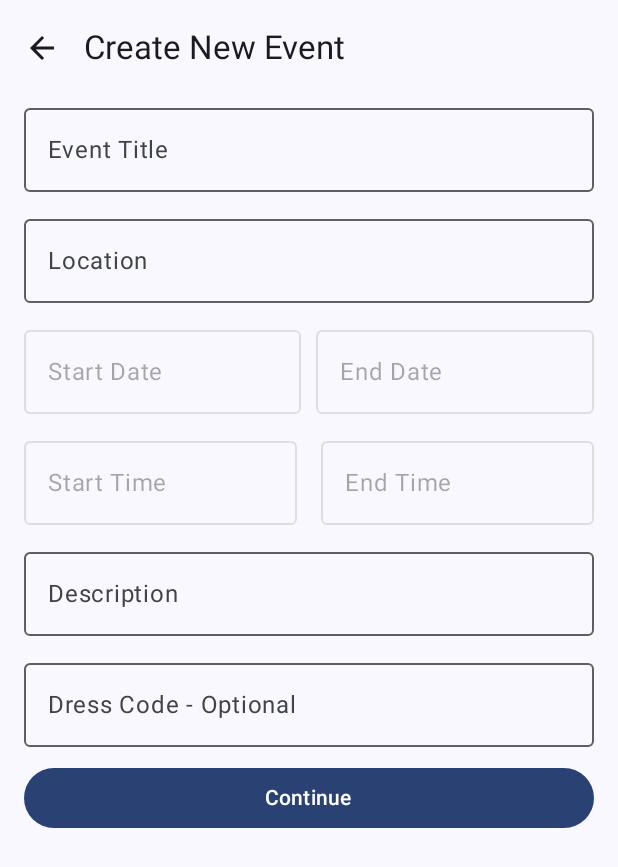
After one commit to Daksh2060/CMPT362-Group-1, an Android app built with Jetpack Compose: the composable CreateEventDetails shown on its own in the app's theme, on a phone screen of 412 x 824 dp. The commit adds this screen. Shown: the top 867 px of the screen. Run offline under Robolectric (Android 15) with nearby library versions, the phone set to English and light mode, and no system bars; 1 statement that could not run was skipped.

```diff
--- a/app/src/main/java/com/example/cmpt362group1/MainActivity.kt
+++ b/app/src/main/java/com/example/cmpt362group1/MainActivity.kt
@@ -8,9 +8,7 @@ import androidx.compose.material.icons.Icons
 import androidx.compose.material.icons.filled.Add
 import androidx.compose.material3.*
 import androidx.compose.runtime.*
-import androidx.compose.ui.Alignment
 import androidx.compose.ui.Modifier
-import androidx.compose.ui.unit.dp
 import com.example.cmpt362group1.event.CreateEvent
 import com.example.cmpt362group1.event.Fab
 import com.example.cmpt362group1.navigation.BottomNavigationBar
--- /dev/null
+++ b/app/src/main/java/com/example/cmpt362group1/event/CreateEventDetails.kt
@@ -0,0 +1,155 @@
+package com.example.cmpt362group1.event
+
+import androidx.compose.foundation.layout.Arrangement
+import androidx.compose.foundation.layout.PaddingValues
+import androidx.compose.foundation.layout.Row
+import androidx.compose.foundation.layout.fillMaxSize
+import androidx.compose.foundation.layout.fillMaxWidth
+import androidx.compose.foundation.layout.padding
+import androidx.compose.foundation.lazy.LazyColumn
+import androidx.compose.material.icons.Icons
+import androidx.compose.material.icons.automirrored.filled.ArrowBack
+import androidx.compose.material3.Button
+import androidx.compose.material3.ExperimentalMaterial3Api
+import androidx.compose.material3.Icon
+import androidx.compose.material3.IconButton
+import androidx.compose.material3.Scaffold
+import androidx.compose.material3.Text
+import androidx.compose.material3.TopAppBar
+import androidx.compose.runtime.Composable
+import androidx.compose.ui.Alignment
+import androidx.compose.ui.Modifier
+import androidx.compose.ui.unit.dp
+import androidx.lifecycle.viewmodel.compose.viewModel
+
+@OptIn(ExperimentalMaterial3Api::class)
+@Composable
+fun CreateEventDetails(
+    onExit: () -> Unit,
+    onContinue: () -> Unit,
+    viewModel: EventViewModel = viewModel(),
+) {
+    Scaffold (
+        topBar = {
+            TopAppBar(
+                title = { Text("Create New Event") },
+                navigationIcon = {
+                    IconButton(onClick = onExit) {
+                        Icon (
+                            imageVector = Icons.AutoMirrored.Filled.ArrowBack,
+                            contentDescription = "Back"
+                        )
+                    }
+                }
+            )
+        },
+    ) { paddingValues ->
+        EventForm(
+            viewModel,
+            viewModel.formData,
+            onContinue,
+            paddingValues
+        )
+    }
+}
+
+@Composable
+fun EventForm(
+    entryVM: EventViewModel,
+    entry: Event,
+    onContinue: () -> Unit,
+    paddingValues: PaddingValues,
+) {
+    LazyColumn(
+        modifier = Modifier
+            .fillMaxSize()
+            .padding(paddingValues)
+            .padding(horizontal = 16.dp),
+        horizontalAlignment = Alignment.CenterHorizontally,
+        verticalArrangement = Arrangement.spacedBy(10.dp)
+    ) {
+        item {
+            FormTextField(
+                value = entry.title,
+                onValueChange = entryVM::updateTitle,
+                label = "Event Title"
+            )
+        }
+
+        item {
+            FormTextField(
+                value = entry.location,
+                onValueChange = entryVM::updateLocation,
+                label = "Location"
+            )
+        }
+
+        item {
+            Row(
+                modifier = Modifier.fillMaxWidth(),
+                horizontalArrangement = Arrangement.spacedBy(10.dp)
+            ) {
+                DatePickerField(
+                    label = "Start Date",
+                    selectedDate = entry.startDate,
+                    onDateSelected = entryVM::updateStartDate,
+                    modifier = Modifier.weight(1.0f)
+                )
+
+                DatePickerField(
+                    label = "End Date",
+                    selectedDate = entry.endDate,
+                    onDateSelected = entryVM::updateEndDate,
+                    modifier = Modifier.weight(1.0f)
+                )
+            }
+        }
+
+        item {
+            Row(
+                modifier = Modifier.fillMaxWidth(),
+                horizontalArrangement = Arrangement.spacedBy(16.dp)
+            ) {
+                TimePickerField(
+                    label = "Start Time",
+                    selectedTime = entry.startTime,
+                    onTimeSelected = entryVM::updateStartTime,
+                    modifier = Modifier.weight(1.0f)
+                )
+                TimePickerField(
+                    label = "End Time",
+                    selectedTime = entry.endTime,
+                    onTimeSelected = entryVM::updateEndTime,
+                    modifier = Modifier.weight(1.0f)
+                )
+            }
+        }
+
+        item {
+            FormTextField(
+                value = entry.description,
+                onValueChange = entryVM::updateDescription,
+                label = "Description",
+                isSingleLine = false
+            )
+        }
+
+        item {
+            FormTextField(
+                value = entry.dressCode,
+                onValueChange = entryVM::updateDressCode,
+                label = "Dress Code",
+                isOptional = true
+            )
+        }
+
+        item {
+            Button(
+                onClick = onContinue,
+                modifier = Modifier.fillMaxWidth()
+            ) {
+                Text("Continue")
+            }
+        }
+    }
+}
```
Also changed, not shown: app/src/main/java/com/example/cmpt362group1/event/CreateEvent.kt (+29 -135 lines), app/src/main/java/com/example/cmpt362group1/event/CreateEventLocation.kt (added, +131 -0 lines).
